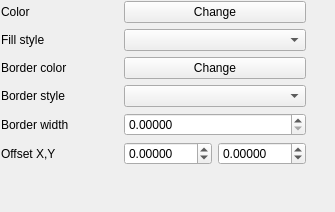
Before: the Qt Designer form src/ui/symbollayer/widget_simplefill.ui in qgis/QGIS, drawn with Qt 5.
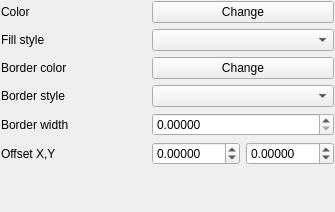
After: the same form once the commit is applied. Custom widgets are drawn as their Qt base class.

```diff
--- a/src/ui/symbollayer/widget_simplefill.ui
+++ b/src/ui/symbollayer/widget_simplefill.ui
@@ -33,22 +33,6 @@
        </property>
       </widget>
      </item>
-     <item row="0" column="2" rowspan="6">
-      <spacer>
-       <property name="orientation">
-        <enum>Qt::Horizontal</enum>
-       </property>
-       <property name="sizeType">
-        <enum>QSizePolicy::Preferred</enum>
-       </property>
-       <property name="sizeHint" stdset="0">
-        <size>
-         <width>28</width>
-         <height>158</height>
-        </size>
-       </property>
-      </spacer>
-     </item>
      <item row="1" column="0">
       <widget class="QLabel" name="label_2">
        <property name="text">
```
Left out of the diff: 72 changed lines with no effect on the pictures.
